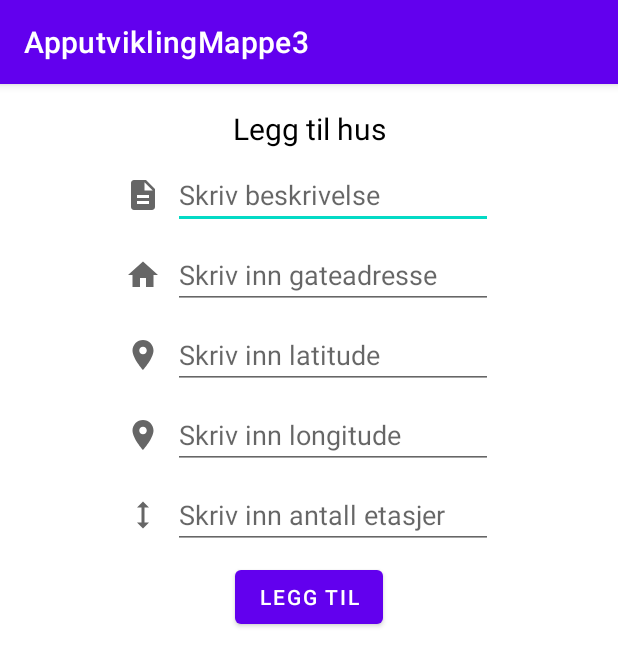
After one commit to WilliamNerem/ApputviklingMappe3, an Android app: the LeggTil screen opened directly, with no data from a screen before it, on a phone screen of 412 x 824 dp. The commit adds this screen. Shown: the top 666 px of the screen. Run offline under Robolectric (Android 15) with nearby library versions, the phone set to English and light mode, and no system bars.

Commit message:
Lagt til legg til side

```diff
--- a/app/src/main/AndroidManifest.xml
+++ b/app/src/main/AndroidManifest.xml
@@ -21,6 +21,10 @@
         <activity
             android:name="com.example.apputviklingmappe3_s344106_s344082.Maps"
             android:exported="true">
+        </activity>
+        <activity
+            android:name="com.example.apputviklingmappe3_s344106_s344082.HusList"
+            android:exported="true">
             <intent-filter>
                 <action android:name="android.intent.action.MAIN" />
 
@@ -28,7 +32,7 @@
             </intent-filter>
         </activity>
         <activity
-            android:name="com.example.apputviklingmappe3_s344106_s344082.HusList"
+            android:name="com.example.apputviklingmappe3_s344106_s344082.LeggTil"
             android:exported="true">
         </activity>
         <meta-data
--- a/app/src/main/java/com/example/apputviklingmappe3_s344106_s344082/DBHandler.java
+++ b/app/src/main/java/com/example/apputviklingmappe3_s344106_s344082/DBHandler.java
@@ -50,18 +50,22 @@ public class DBHandler extends SQLiteOpenHelper {
     }
 
     public void addHus(Hus hus) {
-        SQLiteDatabase db = this.getWritableDatabase();
-        ContentValues values = new ContentValues();
+        JSONObject jsonOutput = new JSONObject();
+        try {
+            jsonOutput.put("beskrivelse", hus.getBeskrivelse());
+            jsonOutput.put("gateadresse", hus.getGateadresse());
+            jsonOutput.put("gps-lat", hus.getGps_lat());
+            jsonOutput.put("gps-long", hus.getGps_long());
+            jsonOutput.put("etasjer", hus.getEtasjer());
+        } catch (JSONException e) {
+            e.printStackTrace();
+        }
 
-        String gps = HUS_KEY_GPSLAT + ", " + HUS_KEY_GPSLONG;
+        String jsonOutputString = jsonOutput.toString();
 
-        values.put(HUS_KEY_BESKRIVELSE, hus.getBeskrivelse());
-        values.put(HUS_KEY_GATEADRESSE, hus.getGateadresse());
-        values.put(HUS_KEY_GPSLAT, hus.getGps_lat());
-        values.put(HUS_KEY_GPSLONG, hus.getGps_long());
-        values.put(HUS_KEY_ETASJER, hus.getEtasjer());
-        db.insert(TABLE_HUS, null, values);
-        db.close();
+        getJSON task = new getJSON();
+        String[] params = {"http://studdata.cs.oslomet.no/~dbuser5/www/jsonin.php", "POST", jsonOutputString};
+        task.execute(params);
     }
 
     public List<Hus> findAllHus() {
--- a/app/src/main/java/com/example/apputviklingmappe3_s344106_s344082/HusList.java
+++ b/app/src/main/java/com/example/apputviklingmappe3_s344106_s344082/HusList.java
@@ -1,6 +1,10 @@
 package com.example.apputviklingmappe3_s344106_s344082;
 
+import android.app.AlertDialog;
+import android.content.Intent;
 import android.os.Bundle;
+import android.view.View;
+import android.widget.Button;
 import android.widget.ListView;
 
 import androidx.appcompat.app.AppCompatActivity;
@@ -9,12 +13,16 @@ import java.util.List;
 
 public class HusList extends AppCompatActivity {
 
+    private Button btn;
+
     @Override
     protected void onCreate(Bundle savedInstanceState) {
         super.onCreate(savedInstanceState);
         setContentView(R.layout.hus_list);
 
         ListView listView = (ListView) findViewById(R.id.list_view_hus);
+        btn = (Button) findViewById(R.id.btnLeggTil);
+        button();
 
         DBHandler db = new DBHandler(this);
         List<Hus> husList = db.findAllHus();
@@ -23,4 +31,13 @@ public class HusList extends AppCompatActivity {
         listView.setAdapter(adapter);
     }
 
+    private void button(){
+        btn.setOnClickListener(new View.OnClickListener() {
+            @Override
+            public void onClick(View view) {
+                startActivity(new Intent(HusList.this, LeggTil.class));
+            }
+        });
+    }
+
 }
--- /dev/null
+++ b/app/src/main/java/com/example/apputviklingmappe3_s344106_s344082/LeggTil.java
@@ -0,0 +1,55 @@
+package com.example.apputviklingmappe3_s344106_s344082;
+
+import android.app.AlertDialog;
+import android.content.Intent;
+import android.os.Bundle;
+import android.view.View;
+import android.widget.Button;
+import android.widget.EditText;
+import android.widget.ListView;
+
+import androidx.appcompat.app.AppCompatActivity;
+
+import java.util.List;
+
+public class LeggTil extends AppCompatActivity {
+    private DBHandler db;
+    private Button btn;
+    private EditText editBeskrivelse;
+    private EditText editGateadresse;
+    private EditText editGpsLat;
+    private EditText editGpsLong;
+    private EditText editEtasjer;
+
+    @Override
+    protected void onCreate(Bundle savedInstanceState) {
+        super.onCreate(savedInstanceState);
+        setContentView(R.layout.legg_til);
+        db = new DBHandler(this);
+        btn = (Button) findViewById(R.id.btnLeggTil);
+        editBeskrivelse = findViewById(R.id.beskrivelse);
+        editGateadresse = findViewById(R.id.gateadresse);
+        editGpsLat = findViewById(R.id.gpsLat);
+        editGpsLong = findViewById(R.id.gpsLong);
+        editEtasjer = findViewById(R.id.etasjer);
+        button();
+
+    }
+
+    private void button(){
+        btn.setOnClickListener(new View.OnClickListener() {
+            @Override
+            public void onClick(View view) {
+                Hus hus = new Hus();
+                hus.setBeskrivelse(editBeskrivelse.getText().toString());
+                hus.setGateadresse(editGateadresse.getText().toString());
+                hus.setGps_lat(editGpsLat.getText().toString());
+                hus.setGps_long(editGpsLong.getText().toString());
+                hus.setEtasjer(Integer.parseInt(editEtasjer.getText().toString()));
+                db.addHus(hus);
+                startActivity(new Intent(LeggTil.this, HusList.class));
+            }
+        });
+    }
+
+}
--- a/app/src/main/res/layout/hus_list.xml
+++ b/app/src/main/res/layout/hus_list.xml
@@ -3,6 +3,12 @@
     xmlns:app="http://schemas.android.com/apk/res-auto"
     android:layout_width="match_parent"
     android:layout_height="match_parent">
+
+    <Button
+        android:id="@+id/btnLeggTil"
+        android:layout_width="wrap_content"
+        android:layout_height="wrap_content"
+        android:text="@string/btnLeggTil"/>
 
     <ListView
         android:id="@+id/list_view_hus"
--- /dev/null
+++ b/app/src/main/res/layout/legg_til.xml
@@ -0,0 +1,229 @@
+<?xml version="1.0" encoding="utf-8"?>
+<RelativeLayout xmlns:android="http://schemas.android.com/apk/res/android"
+    xmlns:app="http://schemas.android.com/apk/res-auto"
+    xmlns:tools="http://schemas.android.com/tools"
+    android:layout_width="match_parent"
+    android:layout_height="wrap_content">
+
+    <androidx.constraintlayout.widget.ConstraintLayout
+        android:layout_width="match_parent"
+        android:layout_height="wrap_content"
+        android:layout_marginTop="16dp">
+
+        <TextView
+            android:id="@+id/titleLeggTil"
+            android:layout_width="match_parent"
+            android:layout_height="wrap_content"
+            android:text="@string/titleLeggTil"
+            android:textAlignment="center"
+            android:textColor="@color/black"
+            android:textSize="20sp"
+            app:layout_constraintStart_toStartOf="parent"
+            app:layout_constraintTop_toTopOf="parent" />
+
+        <androidx.constraintlayout.widget.ConstraintLayout
+            android:id="@+id/constBeskrivelse"
+            android:layout_width="match_parent"
+            android:layout_height="wrap_content"
+            android:layout_marginTop="8dp"
+            app:layout_constraintEnd_toEndOf="parent"
+            app:layout_constraintStart_toStartOf="parent"
+            app:layout_constraintTop_toBottomOf="@id/titleLeggTil">
+
+            <ImageView
+                android:id="@+id/iconBeskrivelse"
+                android:layout_width="24dp"
+                android:layout_height="24dp"
+                android:layout_marginEnd="8dp"
+                app:layout_constraintBottom_toBottomOf="parent"
+                app:layout_constraintEnd_toStartOf="@+id/beskrivelse"
+                app:layout_constraintHorizontal_bias="0.5"
+                app:layout_constraintHorizontal_chainStyle="packed"
+                app:layout_constraintStart_toStartOf="parent"
+                app:layout_constraintTop_toTopOf="parent"
+                app:srcCompat="@drawable/ic_baseline_description_24" />
+
+            <EditText
+                android:id="@+id/beskrivelse"
+                android:layout_width="wrap_content"
+                android:layout_height="wrap_content"
+                android:ems="10"
+                android:hint="@string/hintBeskrivelse"
+                app:layout_constraintBottom_toBottomOf="parent"
+                app:layout_constraintEnd_toEndOf="parent"
+                app:layout_constraintHorizontal_bias="0.5"
+                app:layout_constraintStart_toEndOf="@+id/iconBeskrivelse"
+                app:layout_constraintTop_toTopOf="parent" />
+
+
+        </androidx.constraintlayout.widget.ConstraintLayout>
+
+        <androidx.constraintlayout.widget.ConstraintLayout
+            android:id="@+id/constGateadresse"
+            android:layout_width="match_parent"
+            android:layout_height="wrap_content"
+            android:layout_marginTop="8dp"
+            app:layout_constraintEnd_toEndOf="parent"
+            app:layout_constraintStart_toStartOf="parent"
+            app:layout_constraintTop_toBottomOf="@id/constBeskrivelse">
+
+            <ImageView
+                android:id="@+id/iconGateadresse"
+                android:layout_width="24dp"
+                android:layout_height="24dp"
+                android:layout_marginEnd="8dp"
+                app:layout_constraintBottom_toBottomOf="parent"
+                app:layout_constraintEnd_toStartOf="@+id/gateadresse"
+                app:layout_constraintHorizontal_bias="0.5"
+                app:layout_constraintHorizontal_chainStyle="packed"
+                app:layout_constraintStart_toStartOf="parent"
+                app:layout_constraintTop_toTopOf="parent"
+                app:srcCompat="@drawable/ic_baseline_home_24" />
+
+            <EditText
+                android:id="@+id/gateadresse"
+                android:layout_width="wrap_content"
+                android:layout_height="wrap_content"
+                android:ems="10"
+                android:hint="@string/hintGateadresse"
+                app:layout_constraintBottom_toBottomOf="parent"
+                app:layout_constraintEnd_toEndOf="parent"
+                app:layout_constraintHorizontal_bias="0.5"
+                app:layout_constraintStart_toEndOf="@+id/iconGateadresse"
+                app:layout_constraintTop_toTopOf="parent" />
+
+
+        </androidx.constraintlayout.widget.ConstraintLayout>
+
+        <androidx.constraintlayout.widget.ConstraintLayout
+            android:id="@+id/constGpsLat"
+            android:layout_width="match_parent"
+            android:layout_height="wrap_content"
+            android:layout_marginTop="8dp"
+            app:layout_constraintEnd_toEndOf="parent"
+            app:layout_constraintStart_toStartOf="parent"
+            app:layout_constraintTop_toBottomOf="@+id/constGateadresse">
+
+            <ImageView
+                android:id="@+id/iconGpsLat"
+                android:layout_width="24dp"
+                android:layout_height="24dp"
+                android:layout_marginEnd="8dp"
+                app:layout_constraintBottom_toBottomOf="parent"
+                app:layout_constraintEnd_toStartOf="@+id/gpsLat"
+                app:layout_constraintHorizontal_bias="0.5"
+                app:layout_constraintHorizontal_chainStyle="packed"
+                app:layout_constraintStart_toStartOf="parent"
+                app:layout_constraintTop_toTopOf="parent"
+                app:srcCompat="@drawable/ic_baseline_location_on_24" />
+
+            <EditText
+                android:id="@+id/gpsLat"
+                android:layout_width="wrap_content"
+                android:layout_height="wrap_content"
+                android:ems="10"
+                android:hint="@string/hintLatitude"
+                app:layout_constraintBottom_toBottomOf="parent"
+                app:layout_constraintEnd_toEndOf="parent"
+                app:layout_constraintHorizontal_bias="0.5"
+                app:layout_constraintStart_toEndOf="@+id/iconGpsLat"
+                app:layout_constraintTop_toTopOf="parent" />
+
+        </androidx.constraintlayout.widget.ConstraintLayout>
+
+        <androidx.constraintlayout.widget.ConstraintLayout
+            android:id="@+id/constGpsLong"
+            android:layout_width="match_parent"
+            android:layout_height="wrap_content"
+            android:layout_marginTop="8dp"
+            app:layout_constraintEnd_toEndOf="parent"
+            app:layout_constraintStart_toStartOf="parent"
+            app:layout_constraintTop_toBottomOf="@+id/constGpsLat">
+
+            <ImageView
+                android:id="@+id/iconGpsLong"
+                android:layout_width="24dp"
+                android:layout_height="24dp"
+                android:layout_marginEnd="8dp"
+                app:layout_constraintBottom_toBottomOf="parent"
+                app:layout_constraintEnd_toStartOf="@+id/gpsLong"
+                app:layout_constraintHorizontal_bias="0.5"
+                app:layout_constraintHorizontal_chainStyle="packed"
+                app:layout_constraintStart_toStartOf="parent"
+                app:layout_constraintTop_toTopOf="parent"
+                app:srcCompat="@drawable/ic_baseline_location_on_24" />
+
+            <EditText
+                android:id="@+id/gpsLong"
+                android:layout_width="wrap_content"
+                android:layout_height="wrap_content"
+                android:ems="10"
+                android:hint="@string/hintLongitude"
+                app:layout_constraintBottom_toBottomOf="parent"
+                app:layout_constraintEnd_toEndOf="parent"
+                app:layout_constraintHorizontal_bias="0.5"
+                app:layout_constraintStart_toEndOf="@+id/iconGpsLong"
+                app:layout_constraintTop_toTopOf="parent" />
+
+        </androidx.constraintlayout.widget.ConstraintLayout>
+
+        <androidx.constraintlayout.widget.ConstraintLayout
+            android:id="@+id/constEtasjer"
+            android:layout_width="match_parent"
+            android:layout_height="wrap_content"
+            android:layout_marginTop="8dp"
+            app:layout_constraintEnd_toEndOf="parent"
+            app:layout_constraintStart_toStartOf="parent"
+            app:layout_constraintTop_toBottomOf="@+id/constGpsLong">
+
+            <ImageView
+                android:id="@+id/iconEtasjer"
+                android:layout_width="24dp"
+                android:layout_height="24dp"
+                android:layout_marginEnd="8dp"
+                app:layout_constraintBottom_toBottomOf="parent"
+                app:layout_constraintEnd_toStartOf="@+id/etasjer"
+                app:layout_constraintHorizontal_bias="0.5"
+                app:layout_constraintHorizontal_chainStyle="packed"
+                app:layout_constraintStart_toStartOf="parent"
+                app:layout_constraintTop_toTopOf="parent"
+                app:srcCompat="@drawable/ic_baseline_height_24" />
+
+            <EditText
+                android:id="@+id/etasjer"
+                android:layout_width="wrap_content"
+                android:layout_height="wrap_content"
+                android:ems="10"
+                android:hint="@string/hintEtasjer"
+                app:layout_constraintBottom_toBottomOf="parent"
+                app:layout_constraintEnd_toEndOf="parent"
+                app:layout_constraintHorizontal_bias="0.5"
+                app:layout_constraintStart_toEndOf="@+id/iconEtasjer"
+                app:layout_constraintTop_toTopOf="parent" />
+
+        </androidx.constraintlayout.widget.ConstraintLayout>
+
+        <androidx.constraintlayout.widget.ConstraintLayout
+            android:id="@+id/constBtnLeggTil"
+            android:layout_width="match_parent"
+            android:layout_height="wrap_content"
+            android:layout_marginTop="8dp"
+            app:layout_constraintEnd_toEndOf="parent"
+            app:layout_constraintStart_toStartOf="parent"
+            app:layout_constraintTop_toBottomOf="@+id/constEtasjer">
+
+            <Button
+                android:id="@+id/btnLeggTil"
+                android:layout_width="wrap_content"
+                android:layout_height="wrap_content"
+                android:text="@string/btnLeggTil"
+                app:layout_constraintBottom_toBottomOf="parent"
+                app:layout_constraintEnd_toEndOf="parent"
+                app:layout_constraintStart_toStartOf="parent"
+                app:layout_constraintTop_toTopOf="parent" />
+
+        </androidx.constraintlayout.widget.ConstraintLayout>
+
+    </androidx.constraintlayout.widget.ConstraintLayout>
+
+</RelativeLayout>
--- a/app/src/main/res/values/strings.xml
+++ b/app/src/main/res/values/strings.xml
@@ -1,9 +1,11 @@
 <resources>
     <string name="app_name">ApputviklingMappe3</string>
     <string name="titleEditHus">Endre hus</string>
+    <string name="titleLeggTil">Legg til hus</string>
     <string name="hintBeskrivelse">Skriv beskrivelse</string>
     <string name="hintGateadresse">Skriv inn gateadresse</string>
     <string name="hintLatitude">Skriv inn latitude</string>
     <string name="hintLongitude">Skriv inn longitude</string>
     <string name="hintEtasjer">Skriv inn antall etasjer</string>
+    <string name="btnLeggTil">Legg til</string>
 </resources>
```
